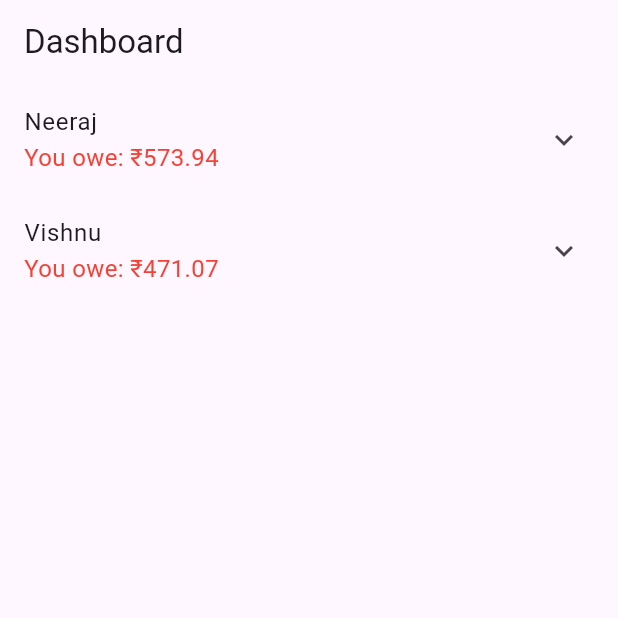
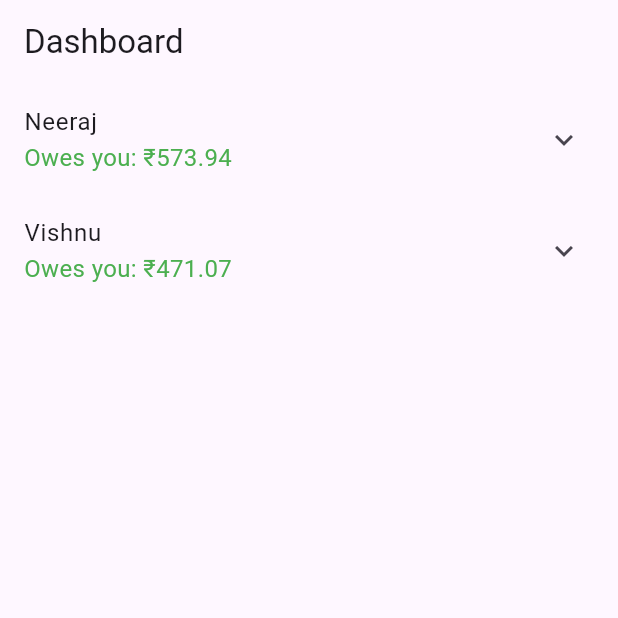
Before and after one commit to brittotprince/Lets_Split_UI-Flutter-, a Flutter app: the screen it shows after launch, on a phone screen of 412 x 824 dp, the top half of it. Run offline on Flutter 3.47's test engine with Material 3 defaults, Android fonts, the phone set to English and light mode, and no system bars; our stand-ins replace go_router, image_picker, permission_handler; missing offline and left inert: flutter_sound.

Commit message:
updating JSON

```diff
--- a/lib/dashboard_screen.dart
+++ b/lib/dashboard_screen.dart
@@ -6,22 +6,24 @@ class DashboardScreen extends StatelessWidget {
     "totalYouOwe": 0,
     "netBalance": 1045.01,
     "transactionsPerPerson": {
-      "66ba0df565c1d782f22d5e00": [
-        {
-          "userName": "Neeraj",
-          "owes_you": 0,
-          "you_owe": 573.94,
-          "groupName": "Split"
+      "66ba0df565c1d782f22d5e00": {
+        "userName": "Neeraj",
+        "transactions": {
+          "Split": {
+            "you_owe": 0,
+            "owes_you": 573.94
+          }
         }
-      ],
-      "66ba0dfe65c1d782f22d5e03": [
-        {
-          "userName": "Vishnu",
-          "owes_you": 0,
-          "you_owe": 471.07,
-          "groupName": "Split"
+      },
+      "66ba0dfe65c1d782f22d5e03": {
+        "userName": "Vishnu",
+        "transactions": {
+          "Split": {
+            "you_owe": 0,
+            "owes_you": 471.07
+          }
         }
-      ]
+      }
     }
   };
 
@@ -34,10 +36,11 @@ class DashboardScreen extends StatelessWidget {
       body: ListView(
         children: data['transactionsPerPerson'].entries.map<Widget>((entry) {
           final userId = entry.key;
-          final transactions = entry.value;
-          final userName = transactions[0]['userName'];
-          final totalOwesYou = transactions.fold(0, (sum, item) => sum + item['owes_you']);
-          final totalYouOwe = transactions.fold(0, (sum, item) => sum + item['you_owe']);
+          final userData = entry.value;
+          final userName = userData['userName'];
+          final transactions = userData['transactions'];
+          final totalOwesYou = transactions.values.fold(0, (sum, item) => sum + item['owes_you']);
+          final totalYouOwe = transactions.values.fold(0, (sum, item) => sum + item['you_owe']);
 
           return ExpansionTile(
             title: Text(userName),
@@ -49,9 +52,11 @@ class DashboardScreen extends StatelessWidget {
                 color: totalOwesYou > 0 ? Colors.green : Colors.red,
               ),
             ),
-            children: transactions.map<Widget>((transaction) {
+            children: transactions.entries.map<Widget>((transactionEntry) {
+              final groupName = transactionEntry.key;
+              final transaction = transactionEntry.value;
               return ListTile(
-                title: Text(transaction['groupName']),
+                title: Text(groupName),
                 subtitle: Text(
                   transaction['owes_you'] > 0
                       ? 'Owes you: ₹${transaction['owes_you']}'
```
